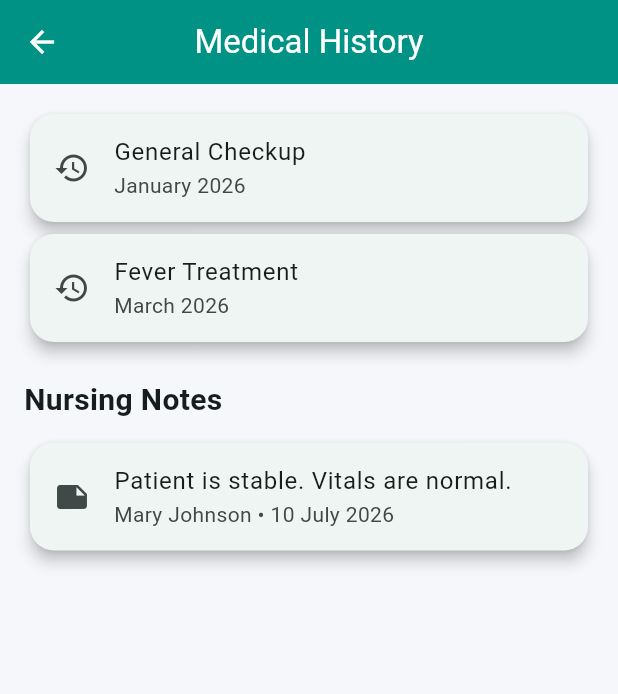
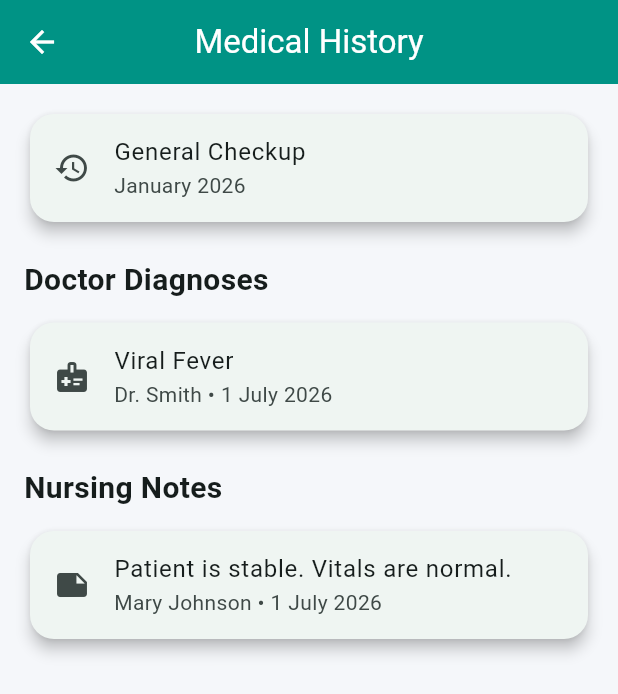
Before and after one commit to sanvithskotian/NurseCare, a Flutter app: the MedicalHistoryScreen screen opened directly, on a phone screen of 412 x 824 dp. Shown: the top 694 px of the screen. Run offline on Flutter 3.47's test engine with Material 3 defaults, Android fonts, the phone set to English and light mode, and no system bars.

Commit message:
Add diagnosis workflow and patient history integration

```diff
--- /dev/null
+++ b/lib/models/diagnosis.dart
@@ -0,0 +1,15 @@
+class Diagnosis {
+  final String id;
+  final String doctorName;
+  final String patientName;
+  final String diagnosis;
+  final String date;
+
+  Diagnosis({
+    required this.id,
+    required this.doctorName,
+    required this.patientName,
+    required this.diagnosis,
+    required this.date,
+  });
+}
--- a/lib/screens/doctor/doctor_patient_details_screen.dart
+++ b/lib/screens/doctor/doctor_patient_details_screen.dart
@@ -1,6 +1,7 @@
 import 'package:flutter/material.dart';
 import '../../services/dummy_data.dart';
 import 'doctor_prescription_screen.dart';
+import 'doctor_diagnosis_screen.dart';
 
 class DoctorPatientDetailsScreen extends StatelessWidget {
   const DoctorPatientDetailsScreen({super.key});
@@ -32,7 +33,7 @@ class DoctorPatientDetailsScreen extends StatelessWidget {
             context,
             "Add Diagnosis",
             Icons.medical_information,
-            null,
+            const DoctorDiagnosisScreen(),
           ),
           _actionCard(
             context,
--- a/lib/screens/patient/medical_history_screen.dart
+++ b/lib/screens/patient/medical_history_screen.dart
@@ -7,6 +7,7 @@ class MedicalHistoryScreen extends StatelessWidget {
   @override
   Widget build(BuildContext context) {
     final notes = DummyData.nursingNotes;
+    final diagnoses = DummyData.diagnoses;
 
     return Scaffold(
       appBar: AppBar(
@@ -22,19 +23,33 @@ class MedicalHistoryScreen extends StatelessWidget {
               subtitle: Text("January 2026"),
             ),
           ),
-          const Card(
-            child: ListTile(
-              leading: Icon(Icons.history),
-              title: Text("Fever Treatment"),
-              subtitle: Text("March 2026"),
+
+          const SizedBox(height: 20),
+
+          const Text(
+            "Doctor Diagnoses",
+            style: TextStyle(fontSize: 20, fontWeight: FontWeight.bold),
+          ),
+          const SizedBox(height: 10),
+
+          ...diagnoses.map(
+            (diagnosis) => Card(
+              child: ListTile(
+                leading: const Icon(Icons.medical_information),
+                title: Text(diagnosis.diagnosis),
+                subtitle: Text("${diagnosis.doctorName} • ${diagnosis.date}"),
+              ),
             ),
           ),
+
           const SizedBox(height: 20),
+
           const Text(
             "Nursing Notes",
             style: TextStyle(fontSize: 20, fontWeight: FontWeight.bold),
           ),
           const SizedBox(height: 10),
+
           ...notes.map(
             (note) => Card(
               child: ListTile(
--- a/lib/services/dummy_data.dart
+++ b/lib/services/dummy_data.dart
@@ -4,6 +4,7 @@ import '../models/nurse.dart';
 import '../models/appointment.dart';
 import '../models/prescription.dart';
 import '../models/nursing_note.dart';
+import '../models/diagnosis.dart';
 
 class DummyData {
   static Patient patient = Patient(
@@ -32,7 +33,7 @@ class DummyData {
       id: "A001",
       patientName: "John Doe",
       doctorName: "Dr. Smith",
-      date: "10 July 2026",
+      date: "1 July 2026",
       status: "Confirmed",
     ),
   ];
@@ -53,7 +54,17 @@ class DummyData {
       nurseName: "Mary Johnson",
       patientName: "John Doe",
       note: "Patient is stable. Vitals are normal.",
-      date: "10 July 2026",
+      date: "1 July 2026",
+   ),
+ ];
+
+  static final List<Diagnosis> diagnoses = [
+   Diagnosis(
+    id: "D001",
+    doctorName: "Dr. Smith",
+    patientName: "John Doe",
+    diagnosis: "Viral Fever",
+    date: "1 July 2026",
    ),
  ];
 }
```
Also changed, not shown: lib/screens/doctor/doctor_diagnosis_screen.dart (added, +85 -0 lines), lib/screens/management/manage_doctors_screen.dart (added, +27 -0 lines), lib/screens/management/manage_nurses_screen.dart (added, +27 -0 lines), lib/screens/management/manage_patients_screen.dart (added, +27 -0 lines), lib/screens/management/management_dashboard.dart (+6 -3 lines).
